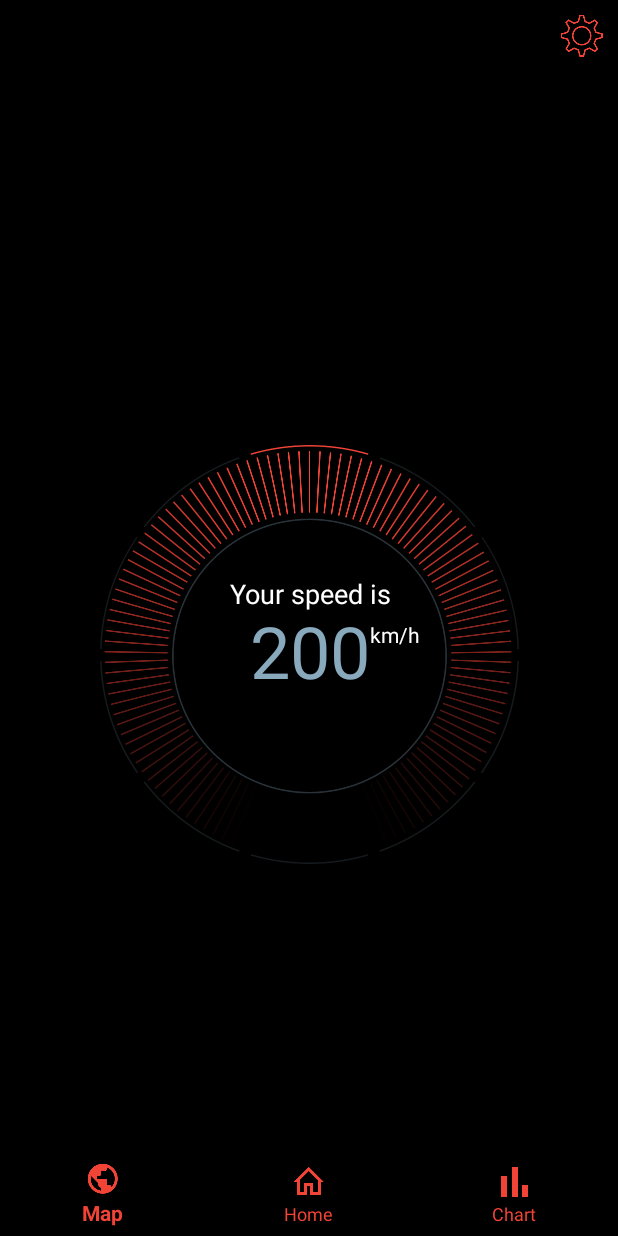
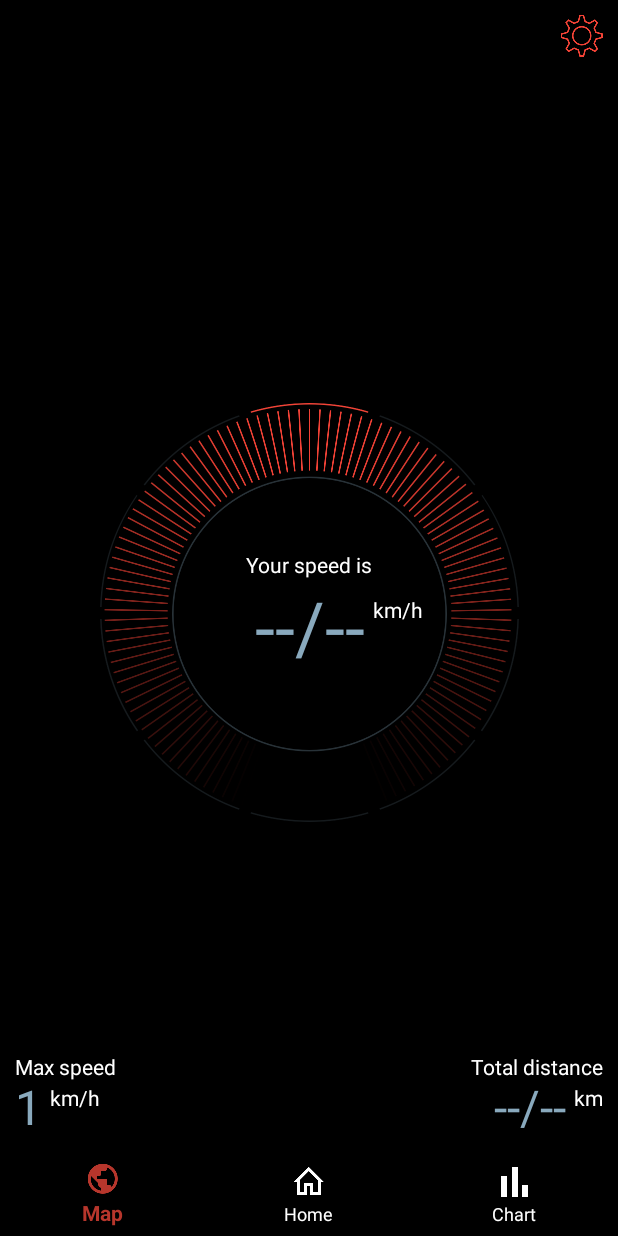
Before and after one commit to SergeyPanshyn/SpeedApp, an Android app: the screen it shows after launch (MainActivity), on a phone screen of 412 x 824 dp. Run offline under Robolectric (Android 15) with nearby library versions, the phone set to English and light mode, and no system bars; our stand-ins replace ButterKnife, Dagger/Hilt's generated code; libraries missing offline, so code that uses them is left out: io.realm, rx.android.schedulers, rx.schedulers, rx.subjects, rx.subscriptions; 5 statements that could not run were skipped.

Commit message:
Changed bottomNavigationView Ui

```diff
--- a/app/build.gradle
+++ b/app/build.gradle
@@ -78,6 +78,7 @@ dependencies {
     implementation fileTree(dir: 'libs', include: ['*.jar'])
     implementation"org.jetbrains.kotlin:kotlin-stdlib-jre7:$kotlin_version"
     implementation 'com.android.support:appcompat-v7:27.0.2'
+    compile 'com.android.support:appcompat-v7:27.0.2'
     compile 'com.android.support:design:27.0.2'
     implementation 'com.android.support.constraint:constraint-layout:1.0.2'
     testImplementation 'junit:junit:4.12'
@@ -85,14 +86,11 @@ dependencies {
     androidTestImplementation 'com.android.support.test.espresso:espresso-core:3.0.1'
     compile 'com.jakewharton:butterknife:8.7.0'
     compile 'com.google.dagger:dagger:2.11'
-//    compile "com.google.dagger:dagger-android:2.11"
-//    compile "com.google.dagger:dagger-android-support:2.11"
     compile 'io.reactivex:rxandroid:1.2.1'
     compile 'io.reactivex:rxjava:1.3.0'
     compile 'io.reactivex:rxkotlin:0.60.0'
     kapt 'com.jakewharton:butterknife-compiler:8.5.1'
     kapt 'com.google.dagger:dagger-compiler:2.11'
-//    kapt "com.google.dagger:dagger-android-processor:2.11"
     compile 'com.github.PhilJay:MPAndroidChart:v3.0.2'
 }
 
--- /dev/null
+++ b/app/src/main/res/drawable/one.xml
@@ -0,0 +1,4 @@
+<selector xmlns:android="http://schemas.android.com/apk/res/android">
+    <item android:state_checked="false" android:color="@color/white"/>
+    <item android:color="@color/red"/>
+</selector>
--- /dev/null
+++ b/app/src/main/res/drawable/two.xml
@@ -0,0 +1,3 @@
+<ripple xmlns:android="http://schemas.android.com/apk/res/android"
+    android:color="@color/red">
+</ripple>
--- a/app/src/main/res/layout/activity_main.xml
+++ b/app/src/main/res/layout/activity_main.xml
@@ -20,19 +20,18 @@
         android:layout_width="0dp"
         android:layout_height="0dp"
         app:layout_constraintTop_toBottomOf="@+id/settings_button"
-        app:layout_constraintBottom_toBottomOf="parent"
+        app:layout_constraintBottom_toTopOf="@+id/bottom_navigation_view"
         app:layout_constraintRight_toRightOf="parent"
         app:layout_constraintLeft_toLeftOf="parent"
         />
 
     <android.support.design.widget.BottomNavigationView
+        android:id="@+id/bottom_navigation_view"
         android:layout_width="match_parent"
         android:layout_height="wrap_content"
         app:layout_constraintBottom_toBottomOf="parent"
-        app:itemBackground="@color/black"
-        app:itemIconTint="@drawable/navigation_colors"
-        app:itemTextColor="@drawable/navigation_colors"
         app:menu="@menu/bottom_navigation_menu"
+        style="@style/BottomNavigation"
         />
 
 </android.support.constraint.ConstraintLayout>
--- a/app/src/main/res/layout/dashboard_fragment.xml
+++ b/app/src/main/res/layout/dashboard_fragment.xml
@@ -1,5 +1,6 @@
 <?xml version="1.0" encoding="utf-8"?>
 <android.support.constraint.ConstraintLayout xmlns:android="http://schemas.android.com/apk/res/android"
+    xmlns:tools="http://schemas.android.com/tools"
     android:layout_width="match_parent"
     android:layout_height="match_parent"
     xmlns:app="http://schemas.android.com/apk/res-auto"
@@ -16,22 +17,24 @@
         app:layout_constraintRight_toRightOf="parent"/>
 
     <TextView
+        android:id="@+id/speed_title_tv"
         android:layout_width="wrap_content"
         android:layout_height="wrap_content"
         android:text="@string/speed_title"
         android:textColor="@color/white"
-        android:textSize="18sp"
+        android:textSize="14sp"
         android:textAlignment="center"
         app:layout_constraintLeft_toLeftOf="@id/speet_circle_iv"
         app:layout_constraintRight_toRightOf="@id/speet_circle_iv"
         app:layout_constraintBottom_toTopOf="@+id/speed_tv"
+        android:layout_marginBottom="5dp"
         />
 
     <TextView
         android:id="@+id/speed_tv"
         android:layout_width="wrap_content"
         android:layout_height="wrap_content"
-        android:text="200"
+        android:text="--/--"
         android:textColor="@color/light_blue_1"
         android:textSize="48sp"
         android:includeFontPadding="false"
@@ -39,11 +42,11 @@
         app:layout_constraintBottom_toBottomOf="@id/speet_circle_iv"
         app:layout_constraintLeft_toLeftOf="@id/speet_circle_iv"
         app:layout_constraintRight_toRightOf="@id/speet_circle_iv"
-        app:layout_constraintVertical_bias="0.5"
+        app:layout_constraintVertical_bias="0.55"
         />
 
     <TextView
-        android:id="@+id/unit_tv"
+        android:id="@+id/speed_unit_tv"
         android:layout_width="wrap_content"
         android:layout_height="wrap_content"
         android:text="km/h"
@@ -53,6 +56,86 @@
         app:layout_constraintBottom_toBottomOf="@id/speed_tv"
         app:layout_constraintLeft_toRightOf="@+id/speed_tv"
         app:layout_constraintTop_toTopOf="@+id/speed_tv"
-        app:layout_constraintVertical_bias="0.2"/>
+        app:layout_constraintVertical_bias="0.2"
+        android:layout_marginStart="5dp"/>
+
+    <TextView
+        android:id="@+id/max_speed_title_tv"
+        android:layout_width="wrap_content"
+        android:layout_height="wrap_content"
+        android:text="Max speed"
+        android:textColor="@color/white"
+        android:textSize="14sp"
+        android:includeFontPadding="false"
+        app:layout_constraintBottom_toTopOf="@+id/max_speed_tv"
+        app:layout_constraintLeft_toLeftOf="@+id/max_speed_tv"
+        />
+
+    <TextView
+        android:id="@+id/max_speed_tv"
+        android:layout_width="0dp"
+        android:layout_height="wrap_content"
+        android:includeFontPadding="false"
+        android:text="1"
+        android:textColor="@color/light_blue_1"
+        android:textSize="32sp"
+        app:layout_constraintBottom_toBottomOf="parent"
+        app:layout_constraintLeft_toLeftOf="parent"
+        android:layout_margin="10dp"/>
+
+    <TextView
+        android:id="@+id/max_speed_unit_tv"
+        android:layout_width="wrap_content"
+        android:layout_height="wrap_content"
+        android:text="km/h"
+        android:textColor="@color/white"
+        android:textSize="14sp"
+        android:includeFontPadding="false"
+        app:layout_constraintBottom_toBottomOf="@id/max_speed_tv"
+        app:layout_constraintLeft_toRightOf="@+id/max_speed_tv"
+        app:layout_constraintTop_toTopOf="@+id/max_speed_tv"
+        app:layout_constraintVertical_bias="0.2"
+        android:layout_marginStart="5dp"/>
+
+    <TextView
+        android:id="@+id/total_distance_title_tv"
+        android:layout_width="0dp"
+        android:layout_height="wrap_content"
+        android:text="Total distance"
+        android:textColor="@color/white"
+        android:textSize="14sp"
+        android:includeFontPadding="false"
+        app:layout_constraintBottom_toTopOf="@+id/total_distance_tv"
+        app:layout_constraintRight_toRightOf="parent"
+        android:layout_marginEnd="10dp"
+        />
+
+    <TextView
+        android:id="@+id/total_distance_tv"
+        android:layout_width="wrap_content"
+        android:layout_height="wrap_content"
+        android:text="--/--"
+        android:textColor="@color/light_blue_1"
+        android:textSize="32sp"
+        android:includeFontPadding="false"
+        app:layout_constraintBottom_toBottomOf="parent"
+        app:layout_constraintRight_toLeftOf="@+id/total_distance_unit_tv"
+        android:layout_marginBottom="10dp"
+        android:layout_marginEnd="5dp"
+        />
+
+    <TextView
+        android:id="@+id/total_distance_unit_tv"
+        android:layout_width="wrap_content"
+        android:layout_height="wrap_content"
+        android:text="km"
+        android:textColor="@color/white"
+        android:textSize="14sp"
+        android:includeFontPadding="false"
+        app:layout_constraintBottom_toBottomOf="@id/total_distance_tv"
+        app:layout_constraintRight_toRightOf="parent"
+        app:layout_constraintTop_toTopOf="@+id/total_distance_tv"
+        app:layout_constraintVertical_bias="0.2"
+        android:layout_marginEnd="10dp"/>
 
 </android.support.constraint.ConstraintLayout>
--- a/app/src/main/res/values/colors.xml
+++ b/app/src/main/res/values/colors.xml
@@ -7,6 +7,6 @@
     <color name="black">#000000</color>
     <color name="white">#ffffff</color>
     <color name="light_blue_1">#89a9bd</color>
-    <color name="red">#f14336</color>
+    <color name="red">#b7362c</color>
     <color name="grey">#858381</color>
 </resources>
--- a/app/src/main/res/values/strings.xml
+++ b/app/src/main/res/values/strings.xml
@@ -4,4 +4,12 @@
     <string name="speed_app_is_running">Checking your speed.</string>
 
     <string name="speed_title">Your speed is</string>
+
+
+    //Fonts
+    <string translatable="false" name="fontLight">fonts/light.ttf</string>
+    <string translatable="false" name="fontMedium">fonts/medium.ttf</string>
+    <string translatable="false" name="fontRegular">fonts/regular.ttf</string>
+    <string translatable="false" name="fontSemibold">fonts/semibold.otf</string>
+    <string translatable="false" name="fontBold">fonts/bold.otf</string>
 </resources>
--- a/app/src/main/res/values/styles.xml
+++ b/app/src/main/res/values/styles.xml
@@ -8,4 +8,11 @@
         <item name="colorAccent">@color/colorAccent</item>
     </style>
 
+
+    <style name="BottomNavigation">
+        <item name="android:background">@color/black</item>
+        <item name="itemBackground">@drawable/two</item>
+        <item name="itemIconTint">@drawable/one</item>
+        <item name="itemTextColor">@drawable/one</item>
+    </style>
 </resources>
```
